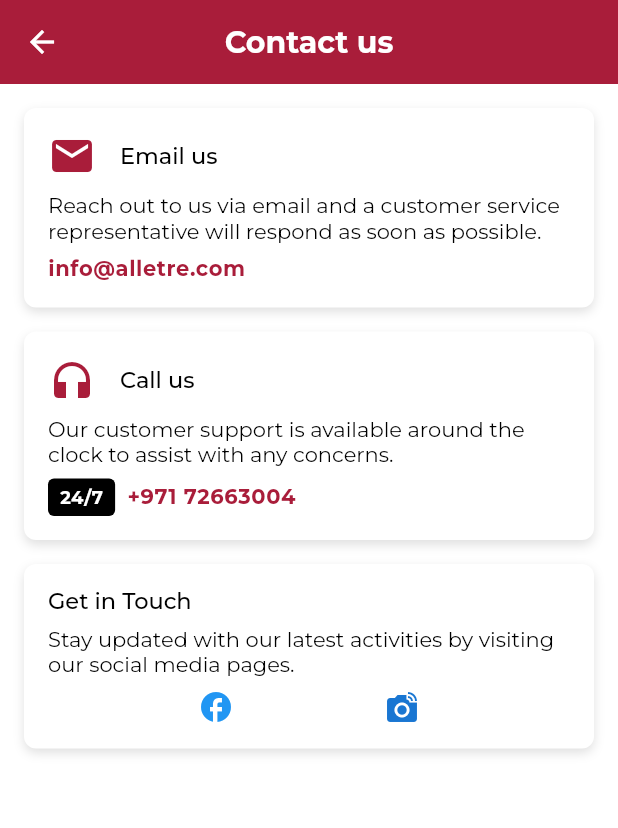
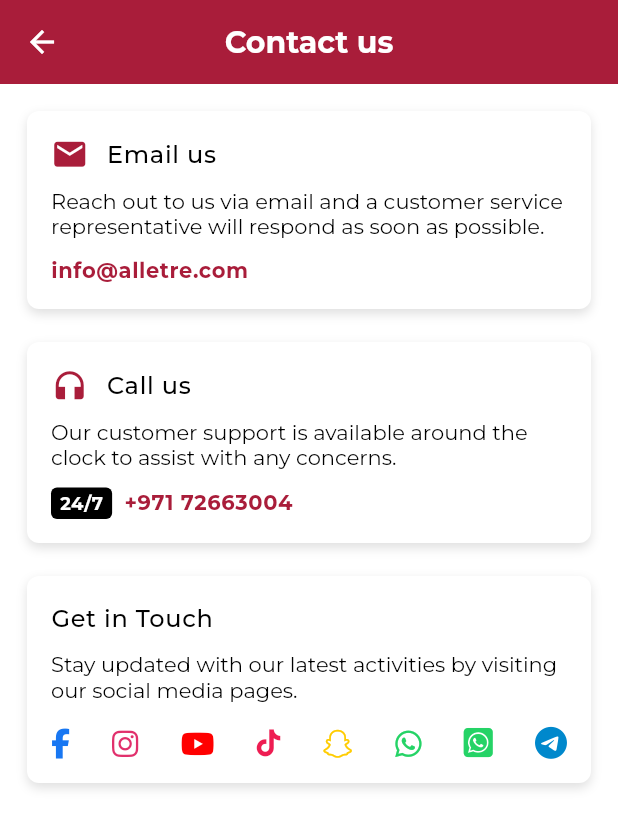
Before and after one commit to AlleTre-E-Commerce-Complex/alletre-flutter, a Flutter app: the ContactUsScreen screen opened directly, after a tap on the "arrow back" icon, on a phone screen of 412 x 824 dp. Shown: the top 828 px of the screen. Run offline on Flutter 3.47's test engine with Material 3 defaults, Android fonts, the phone set to English and light mode, and no system bars; our stand-ins replace carousel_slider, flutter_svg, font_awesome_flutter, intl_phone_number_input, package_info_plus, slide_to_act; project files that could hold a hidden picture were left out.

Commit message:
refactor: terms page and contact us page modified

```diff
--- a/lib/utils/themes/app_theme.dart
+++ b/lib/utils/themes/app_theme.dart
@@ -17,6 +17,13 @@ final overlayColor = Color.alphaBlend(
   Colors.black.withAlpha(128), // Semi-transparent black
   Colors.transparent, // Base color
 );
+Color tiktokColor = const Color(0xFFEE1D52);
+Color facebookColor = const Color(0xFF1877F2);
+Color youtubeColor = const Color(0xFFFF0000);
+Color instagramColor = const Color(0xFFE1306C);
+Color telegramColor = const Color(0xFF0088CC);
+Color whatsappColor = const Color(0xFF25D366);
+Color snapchatColor = const Color(0xFFFFCC00);
 
 ThemeData customTheme() {
   return ThemeData(
@@ -51,7 +58,7 @@ ThemeData customTheme() {
             color: onSecondaryColor),
         bodyMedium: TextStyle(
             fontFamily: 'Montserrat',
-            fontWeight: FontWeight.w600, // Light
+            fontWeight: FontWeight.w600, // Medium
             fontSize: 14,
             color: secondaryColor),
         bodySmall: TextStyle(
--- a/lib/view/screens/contact screen/contact_screen.dart
+++ b/lib/view/screens/contact screen/contact_screen.dart
@@ -17,14 +17,14 @@ class ContactUsScreen extends StatelessWidget {
         leading: IconButton(
           icon: const Icon(Icons.arrow_back, color: secondaryColor),
           onPressed: () {
-            context.read<TabIndexProvider>().updateIndex(4);
+            context.read<TabIndexProvider>().updateIndex(14);
           },
         ),
         title: const Text('Contact us', style: TextStyle(color: secondaryColor)),
       ),
       body: SingleChildScrollView(
         child: Padding(
-          padding: const EdgeInsets.all(16.0),
+          padding: const EdgeInsets.all(18.0),
           child: Column(
             crossAxisAlignment: CrossAxisAlignment.start,
             children: [
@@ -36,7 +36,7 @@ class ContactUsScreen extends StatelessWidget {
                 contactInfo: 'info@alletre.com',
                 onTap: () {},
               ),
-              const SizedBox(height: 16),
+              const SizedBox(height: 22),
               ContactSection(
                 icon: Icons.headphones,
                 title: 'Call us',
@@ -46,7 +46,7 @@ class ContactUsScreen extends StatelessWidget {
                 contactPrefix: '24/7',
                 onTap: () {},
               ),
-              const SizedBox(height: 16),
+              const SizedBox(height: 22),
               SocialMediaSection(),
             ],
           ),
--- a/lib/view/screens/profile screen/profile_screen.dart
+++ b/lib/view/screens/profile screen/profile_screen.dart
@@ -87,14 +87,14 @@ class ProfileScreen extends StatelessWidget {
                 context.read<TabIndexProvider>().updateIndex(5);
               },
             ),
-            ProfileListTile(
-              icon: Icons.call,
-              title: 'Contact us',
-              subtitle: 'Reach out for help',
-              onTap: () {
-                context.read<TabIndexProvider>().updateIndex(16);
-              },
-            ),
+            // ProfileListTile(
+            //   icon: Icons.call,
+            //   title: 'Contact us',
+            //   subtitle: 'Reach out for help',
+            //   onTap: () {
+            //     context.read<TabIndexProvider>().updateIndex(16);
+            //   },
+            // ),
             ProfileListTile(
               icon: Icons.settings,
               title: 'Settings',
--- a/lib/view/widgets/contact widgets/contact_section.dart
+++ b/lib/view/widgets/contact widgets/contact_section.dart
@@ -38,25 +38,25 @@ class ContactSection extends StatelessWidget {
         children: [
           Row(
             children: [
-              Icon(icon, size: 32, color: primaryColor),
-              const SizedBox(width: 16),
+              Icon(icon, size: 25, color: primaryColor),
+              const SizedBox(width: 12),
               Text(
                 title,
-                style: Theme.of(context).textTheme.displayMedium,
+                style: Theme.of(context).textTheme.bodyLarge,
               ),
             ],
           ),
-          const SizedBox(height: 8),
+          const SizedBox(height: 10),
           Text(
             description,
             style: Theme.of(context).textTheme.displaySmall,
           ),
-          const SizedBox(height: 8),
+          const SizedBox(height: 12),
           if (contactPrefix != null)
             Row(
               children: [
                 Container(
-                  padding: const EdgeInsets.symmetric(horizontal: 8, vertical: 4),
+                  padding: const EdgeInsets.symmetric(horizontal: 6, vertical: 2),
                   decoration: BoxDecoration(
                     color: Colors.black,
                     borderRadius: BorderRadius.circular(4),
--- a/lib/view/widgets/contact widgets/social_media_section.dart
+++ b/lib/view/widgets/contact widgets/social_media_section.dart
@@ -1,14 +1,99 @@
+import 'package:flutter/material.dart';
+import 'package:url_launcher/url_launcher.dart';
+import 'package:font_awesome_flutter/font_awesome_flutter.dart';
 import 'package:alletre_app/utils/themes/app_theme.dart';
-import 'package:flutter/material.dart';
 
 class SocialMediaSection extends StatelessWidget {
   final List<Map<String, dynamic>> socialIcons = [
-    {'icon': Icons.facebook, 'color': Colors.blue},
-    {'icon': Icons.linked_camera, 'color': Colors.blue.shade700},
-    // Add more social icons if needed
+    {
+      'icon': FontAwesomeIcons.facebookF,
+      'color': facebookColor,
+      'url': 'https://www.facebook.com/alletr.ae',
+    },
+    {
+      'icon': FontAwesomeIcons.instagram,
+      'color': instagramColor,
+      'url': 'https://www.instagram.com/alletre.ae/',
+    },
+    {
+      'icon': FontAwesomeIcons.youtube,
+      'color': youtubeColor,
+      'url': 'https://www.youtube.com/@Alletre_ae',
+    },
+    {
+      'icon': FontAwesomeIcons.tiktok,
+      'color': tiktokColor,
+      'size': 18.0,
+      'url': 'https://www.tiktok.com/@alletre.ae',
+    },
+    {
+      'icon': FontAwesomeIcons.snapchat,
+      'color': snapchatColor,
+      'url': 'https://www.snapchat.com/add/alletre',
+    },
+    {
+      'icon': FontAwesomeIcons.whatsapp,
+      'color': whatsappColor,
+      'url': 'https://api.whatsapp.com/send/?phone=97172663004&text&type=phone_number&app_absent=0',
+    },
+    {
+      'icon': FontAwesomeIcons.squareWhatsapp,
+      'color': whatsappColor,
+      'size': 22.0,
+      'url': 'https://www.whatsapp.com/channel/0029Valpc9dLI8YQT9VNDk1R',
+    },
+    {
+      'icon': FontAwesomeIcons.telegram,
+      'color': telegramColor,
+      'size': 22.0,
+      'url': 'https://t.me/Alletre',
+    },
   ];
 
   SocialMediaSection({super.key});
+
+  Future<void> _openSocialMedia(BuildContext context, String url) async {
+    try {
+      // Encode the URL to handle special characters
+      final encodedUrl = Uri.encodeFull(url);
+      final uri = Uri.parse(encodedUrl);
+
+      // First try to launch with external application mode
+      bool launched = await launchUrl(
+        uri,
+        mode: LaunchMode.externalApplication,
+      );
+
+      // If external launch fails, try launching in platform default browser
+      if (!launched) {
+        launched = await launchUrl(
+          uri,
+          mode: LaunchMode.platformDefault,
+        );
+      }
+
+      // If both attempts fail, show error message
+      if (!launched && context.mounted) {
+        ScaffoldMessenger.of(context).showSnackBar(
+          SnackBar(
+            content: Text('Could not open $url'),
+            duration: const Duration(seconds: 2),
+            behavior: SnackBarBehavior.floating,
+          ),
+        );
+      }
+    } catch (e) {
+      if (context.mounted) {
+        ScaffoldMessenger.of(context).showSnackBar(
+          SnackBar(
+            content: Text('Error: ${e.toString()}'),
+            duration: const Duration(seconds: 2),
+            behavior: SnackBarBehavior.floating,
+          ),
+        );
+      }
+    }
+  }
 
   @override
   Widget build(BuildContext context) {
@@ -30,19 +115,26 @@ class SocialMediaSection extends StatelessWidget {
         children: [
           Text(
             'Get in Touch',
-            style: Theme.of(context).textTheme.displayMedium,
+            style: Theme.of(context).textTheme.bodyLarge,
           ),
-          const SizedBox(height: 8),
+          const SizedBox(height: 10),
           Text(
             'Stay updated with our latest activities by visiting our social media pages.',
             style: Theme.of(context).textTheme.displaySmall,
           ),
-          const SizedBox(height: 8),
+          const SizedBox(height: 16),
           Row(
-            mainAxisAlignment: MainAxisAlignment.spaceEvenly,
-            children: socialIcons
-                .map((iconData) => Icon(iconData['icon'], color: iconData['color']))
-                .toList(),
+            mainAxisAlignment: MainAxisAlignment.spaceBetween,
+            children: socialIcons.map((iconData) {
+              return InkWell(
+                onTap: () => _openSocialMedia(context, iconData['url']),
+                child: FaIcon(
+                  iconData['icon'],
+                  color: iconData['color'],
+                  size: iconData['size'] ?? 20.0
+                ),
+              );
+            }).toList(),
           ),
         ],
       ),
--- a/lib/view/widgets/user terms widgets/user_terms_introduction.dart
+++ b/lib/view/widgets/user terms widgets/user_terms_introduction.dart
@@ -5,11 +5,11 @@ class IntroductoryText extends StatelessWidget {
 
   @override
   Widget build(BuildContext context) {
-    return const Padding(
-      padding: EdgeInsets.symmetric(vertical: 10.0),
+    return Padding(
+      padding: const EdgeInsets.symmetric(vertical: 10.0),
       child: Text(
         'We welcome you to the "ALLE TRE" platform, where we provide electronic auction services. By using the platform, you agree to be bound by the terms and conditions and wish them below. Please read these fine print, as your use of the platform constitutes full acceptance of these terms. If you do not agree, please refrain from using the platform.',
-        style: TextStyle(fontSize: 16.0),
+        style: Theme.of(context).textTheme.displaySmall
       ),
     );
   }
--- a/pubspec.yaml
+++ b/pubspec.yaml
@@ -30,6 +30,8 @@ environment:
 dependencies:
   flutter:
     sdk: flutter
+  font_awesome_flutter: ^10.8.0
+  url_launcher: ^6.3.1
   provider: ^6.1.2
   flutter_svg: ^2.0.16
   carousel_slider: ^5.0.0
```
Also changed, not shown: lib/view/screens/settings screen/settings_screen.dart (+7 -5 lines), lib/view/screens/user terms screen/user_terms.dart (+13 -2 lines), lib/view/widgets/user terms widgets/user_terms_header.dart (+4 -5 lines), lib/view/widgets/user terms widgets/user_terms_section.dart (+2 -9 lines), pubspec.lock, 5 other files.
